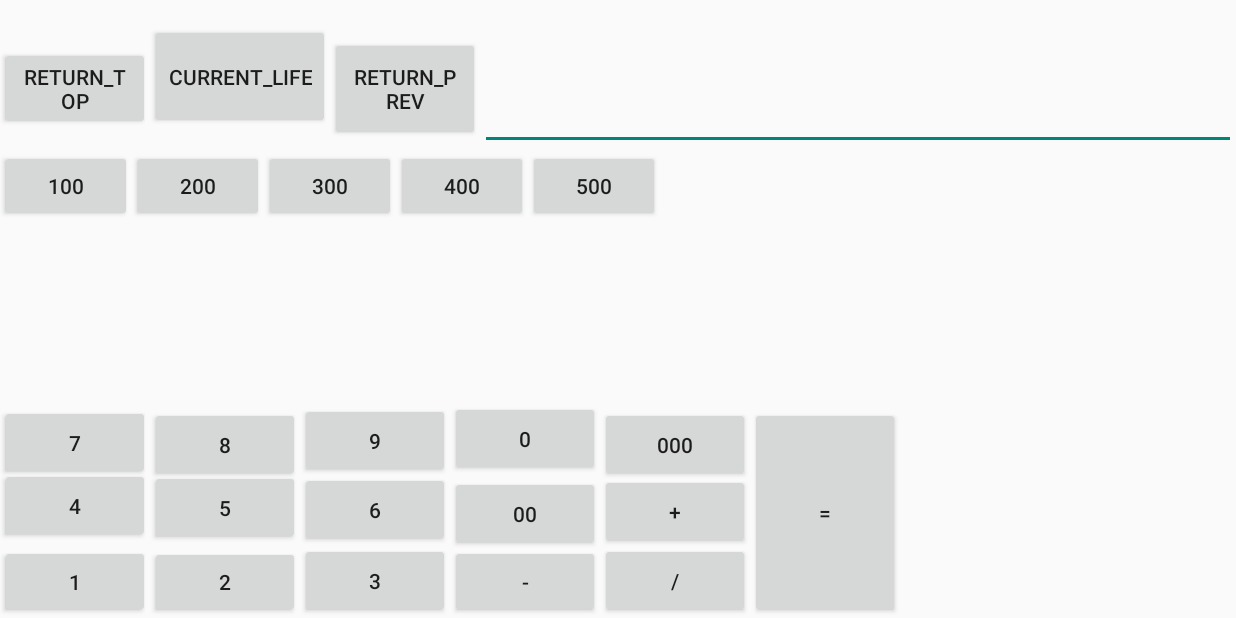
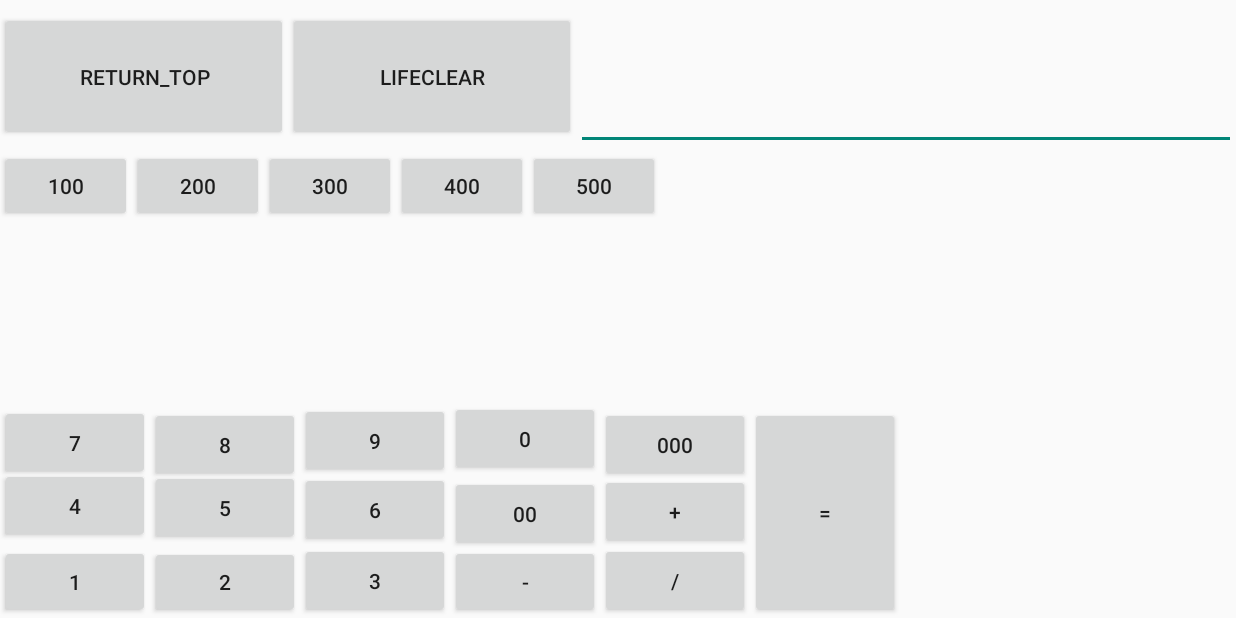
Before and after one commit to GlueChan/Yu-gi-oh, an Android app: the Player1_screen screen opened directly, with no data from a screen before it, on a phone screen of 824 x 412 dp (held sideways). Run offline under Robolectric (Android 15) with nearby library versions, the phone set to English and light mode, and no system bars.

Commit message:
UI変更中

```diff
--- a/app/src/main/java/to/msn/wings/sample/Player1_screen.java
+++ b/app/src/main/java/to/msn/wings/sample/Player1_screen.java
@@ -21,7 +21,7 @@ import android.widget.LinearLayout;
 public class Player1_screen extends AppCompatActivity implements View.OnClickListener {
 
     private int sound1, sound2, sound3, sound4, sound5,
-                  sound6, sound7, sound8, sound9, sound0,sound00, sound000,
+            sound6, sound7, sound8, sound9, sound0, sound00, sound000,
             soundAdd, soundSub, soundDivision, soundC, soundEqual;
 
     public int Count = 0;
@@ -32,11 +32,10 @@ public class Player1_screen extends AppCompatActivity implements View.OnClickLis
             buttonSub,       //引き算
             buttonDivision, //割り算
             buttonC,         //クリア
-            buttonEqual,  //イコール
-            buttonEx;        //DamageDatabaseControlsで生成されたボタン
+            buttonEqual; //イコール
+
 
     private static EditText editText;
-
 
 
     int ValueOne, ValueTwo;
@@ -51,14 +50,12 @@ public class Player1_screen extends AppCompatActivity implements View.OnClickLis
 
     @SuppressWarnings("deprecation")   // 警告メッセージの抑制
     @TargetApi(Build.VERSION_CODES.LOLLIPOP)
-    private SoundPool buildSoundPool(int poolMax)
-    {
+    private SoundPool buildSoundPool(int poolMax) {
         SoundPool pool = null;
 
         if (Build.VERSION.SDK_INT < Build.VERSION_CODES.LOLLIPOP) {
             pool = new SoundPool(poolMax, AudioManager.STREAM_MUSIC, 0);
-        }
-        else {
+        } else {
             AudioAttributes attr = new AudioAttributes.Builder()
                     .setUsage(AudioAttributes.USAGE_MEDIA)
                     .setContentType(AudioAttributes.CONTENT_TYPE_MUSIC)
@@ -98,8 +95,6 @@ public class Player1_screen extends AppCompatActivity implements View.OnClickLis
         editText.setText(player1_life);
 
 
-
-
         // editText.setText(String.valueOf(lifeDataBaseControl.getPlayerDefLife()));
 
 
@@ -120,7 +115,7 @@ public class Player1_screen extends AppCompatActivity implements View.OnClickLis
         buttonAdd = (Button) findViewById(R.id.Button_Add);
         buttonSub = (Button) findViewById(R.id.Button_subtraction);
         buttonDivision = (Button) findViewById(R.id.Button_Dvision);
-        buttonC = (Button) findViewById(R.id.return_prev);
+        buttonC = (Button) findViewById(R.id.Button_clear1);
         buttonEqual = (Button) findViewById(R.id.Button_Equal);
 
 
@@ -141,8 +136,6 @@ public class Player1_screen extends AppCompatActivity implements View.OnClickLis
         soundDivision = pool.load(this, R.raw.test, 1);
         soundC = pool.load(this, R.raw.test, 1);
         soundEqual = pool.load(this, R.raw.test, 1);
-
-
 
 
         button0.setOnClickListener(new View.OnClickListener() {
@@ -288,6 +281,13 @@ public class Player1_screen extends AppCompatActivity implements View.OnClickLis
             }
         });
 
+        buttonC.setOnClickListener(new View.OnClickListener() {
+            @Override
+            public void onClick(View v) {
+
+            }
+        });
+
 
                 buttonEqual.setOnClickListener(new View.OnClickListener() {
                     @Override
@@ -319,12 +319,12 @@ public class Player1_screen extends AppCompatActivity implements View.OnClickLis
     @Override
     protected void onStart() {
         super.onStart();
-        damageDatabaseControls.damageAddBtnCreate((LinearLayout)findViewById(R.id.damageBtnLayout));
+        damageDatabaseControls.damageAddBtnCreate((LinearLayout) findViewById(R.id.damageBtnLayout));
         lifeDataBaseControl.lifeAddBtnCreate((EditText) findViewById(R.id.Player_cal1));
     }
 
-    public static void setPlayerAPtext(String text){
-        Log.i("setPlayer1APtext",text);
+    public static void setPlayerAPtext(String text) {
+        Log.i("setPlayer1APtext", text);
         editText.setText(text);
     }
 
@@ -333,11 +333,8 @@ public class Player1_screen extends AppCompatActivity implements View.OnClickLis
             case R.id.return_Top:       //トップに戻る
 //                Intent itop = new Intent(Player1_screen.this, MainActivity.class);
 //                startActivity(itop);
-
                 MainActivity.setPlayer1Life(editText.getText().toString());
-
                 finish();
-
                 break;
         }
     }
--- a/app/src/main/res/layout/dentaku_player1.xml
+++ b/app/src/main/res/layout/dentaku_player1.xml
@@ -12,20 +12,16 @@
         <Button
             android:id="@+id/return_Top"
             android:layout_width="100dp"
-            android:layout_height="wrap_content"
-            android:text="return_Top" />
+            android:layout_height="86dp"
+            android:text="return_Top"
+            android:layout_weight="0.22" />
 
         <Button
-            android:id="@+id/show_insert_life"
-            android:layout_width="120dp"
-            android:layout_height="70dp"
-            android:text="current_life" />
-
-        <Button
-            android:id="@+id/return_prev"
+            android:id="@+id/Button_clear1"
             android:layout_width="100dp"
-            android:layout_height="69dp"
-            android:text="return_prev"/>
+            android:layout_height="86dp"
+            android:text="LifeClear"
+            android:layout_weight="0.22" />
 
 
         <EditText
@@ -35,6 +31,7 @@
             android:layout_weight="1"
             android:maxLength="5"
             android:lines="1"
+            android:text="8000"
             >
         </EditText>
 
```
Also changed, not shown: app/src/main/res/layout/dentaku_player2.xml (+10 -13 lines). Lines whose indentation alone changed are shown as unchanged.
